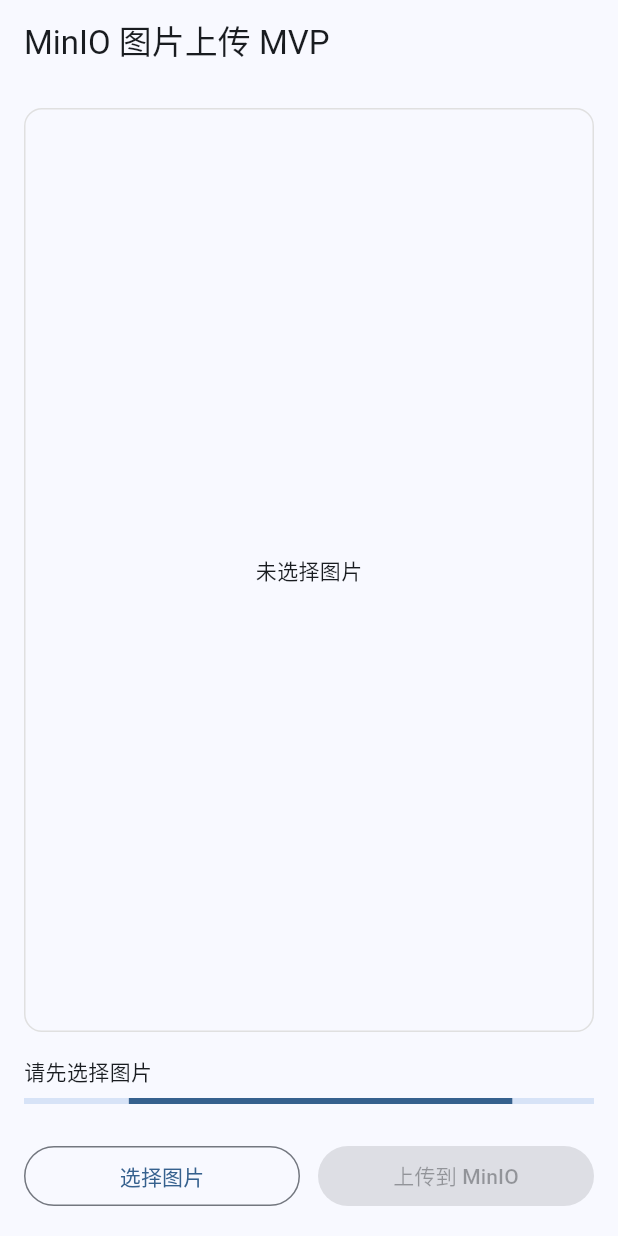
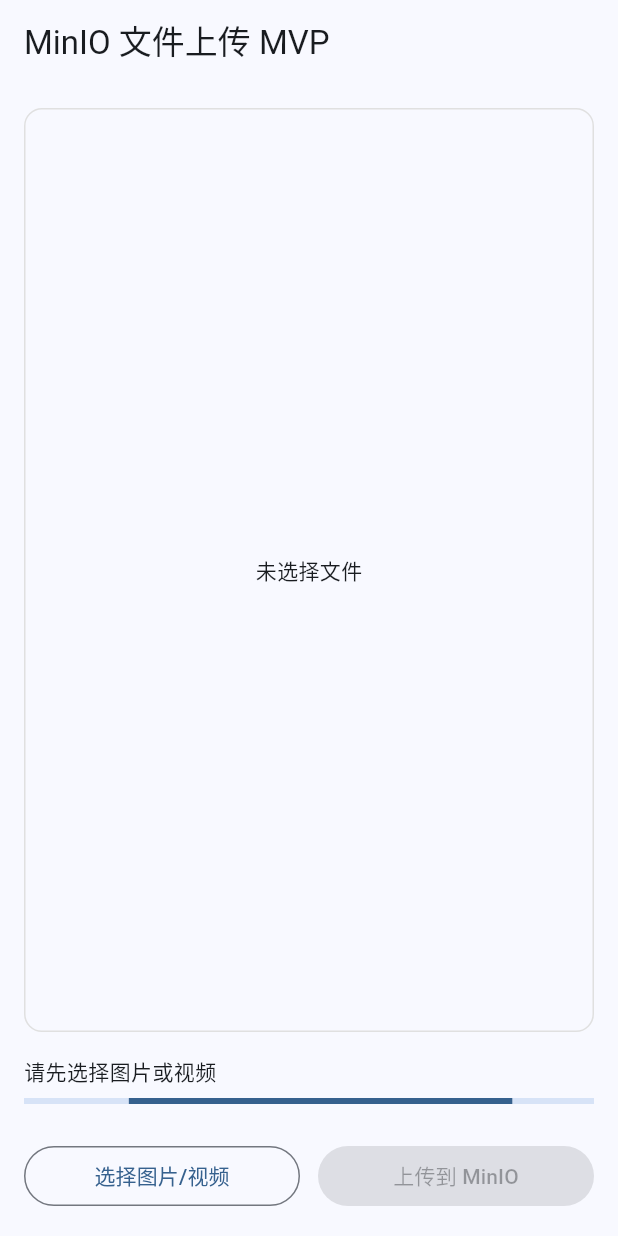
Before and after one commit to itcastzp/flutterapp, a Flutter app: the screen it shows after launch, on a phone screen of 412 x 824 dp. Run offline on Flutter 3.47's test engine with Material 3 defaults, Android fonts, the light colour scheme and no system bars; our stand-ins replace dio, image_picker.

Commit message:
支持视频上传

```diff
--- a/lib/upload_page.dart
+++ b/lib/upload_page.dart
@@ -22,9 +22,10 @@
   final _picker = ImagePicker();
 
   File? _pickedFile;
+  bool _isVideo = false;
   double _progress = 0;
   bool _uploading = false;
-  String _status = '请先选择图片';
+  String _status = '请先选择图片或视频';
   String? _uploadedObjectKey;
   String _debugInfo = '';
 
@@ -44,21 +45,26 @@
     return error.toString();
   }
 
-  Future<void> _pickImage() async {
-    final xFile = await _picker.pickImage(source: ImageSource.gallery);
+  Future<void> _pickMedia() async {
+    final xFile = await _picker.pickMedia();
     if (xFile == null) return;
+    final lowerPath = xFile.path.toLowerCase();
+    final isVideo = lowerPath.endsWith('.mp4') ||
+        lowerPath.endsWith('.mov') ||
+        lowerPath.endsWith('.m4v');
     setState(() {
       _pickedFile = File(xFile.path);
+      _isVideo = isVideo;
       _progress = 0;
       _uploadedObjectKey = null;
-      _status = '已选择: ${xFile.name}';
+      _status = '已选择${isVideo ? "视频" : "图片"}: ${xFile.name}';
       _debugInfo = '';
     });
     _appendDebug('API Base URL: ${_service.apiBaseUrl}');
     _appendDebug('已选择文件: ${xFile.path}');
   }
 
-  Future<void> _uploadImage() async {
+  Future<void> _uploadFile() async {
     final file = _pickedFile;
     if (file == null || _uploading) return;
 
@@ -105,9 +111,9 @@
 
   @override
   Widget build(BuildContext context) {
-    final imageFile = _pickedFile;
+    final pickedFile = _pickedFile;
     return Scaffold(
-      appBar: AppBar(title: const Text('MinIO 图片上传 MVP')),
+      appBar: AppBar(title: const Text('MinIO 文件上传 MVP')),
       body: Padding(
         padding: const EdgeInsets.all(16),
         child: Column(
@@ -119,12 +125,26 @@
                   border: Border.all(color: Colors.grey.shade300),
                   borderRadius: BorderRadius.circular(12),
                 ),
-                child: imageFile == null
-                    ? const Center(child: Text('未选择图片'))
-                    : ClipRRect(
-                        borderRadius: BorderRadius.circular(12),
-                        child: Image.file(imageFile, fit: BoxFit.cover),
-                      ),
+                child: pickedFile == null
+                    ? const Center(child: Text('未选择文件'))
+                    : _isVideo
+                        ? Center(
+                            child: Column(
+                              mainAxisSize: MainAxisSize.min,
+                              children: [
+                                const Icon(Icons.videocam, size: 56),
+                                const SizedBox(height: 8),
+                                Text(
+                                  '视频文件: ${pickedFile.path.split(Platform.pathSeparator).last}',
+                                  textAlign: TextAlign.center,
+                                )
+                              ],
+                            ),
+                          )
+                        : ClipRRect(
+                            borderRadius: BorderRadius.circular(12),
+                            child: Image.file(pickedFile, fit: BoxFit.cover),
+                          ),
               ),
             ),
             const SizedBox(height: 16),
@@ -161,14 +181,14 @@
               children: [
                 Expanded(
                   child: OutlinedButton(
-                    onPressed: _uploading ? null : _pickImage,
-                    child: const Text('选择图片'),
+                    onPressed: _uploading ? null : _pickMedia,
+                    child: const Text('选择图片/视频'),
                   ),
                 ),
                 const SizedBox(width: 12),
                 Expanded(
                   child: FilledButton(
-                    onPressed: (_pickedFile == null || _uploading) ? null : _uploadImage,
+                    onPressed: (_pickedFile == null || _uploading) ? null : _uploadFile,
                     child: const Text('上传到 MinIO'),
                   ),
                 ),
--- a/lib/upload_service.dart
+++ b/lib/upload_service.dart
@@ -97,6 +97,12 @@
         return 'image/png';
       case '.webp':
         return 'image/webp';
+      case '.mp4':
+        return 'video/mp4';
+      case '.mov':
+        return 'video/quicktime';
+      case '.m4v':
+        return 'video/mp4';
       default:
         // Keep client aligned with backend whitelist.
         return 'application/octet-stream';
```
